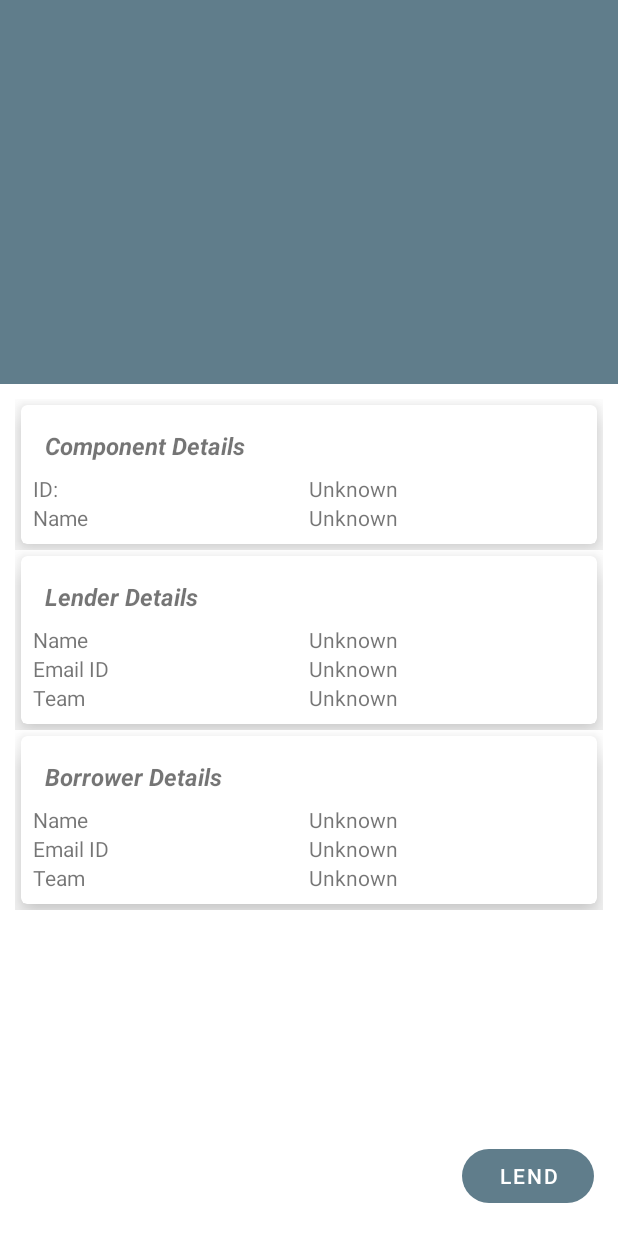
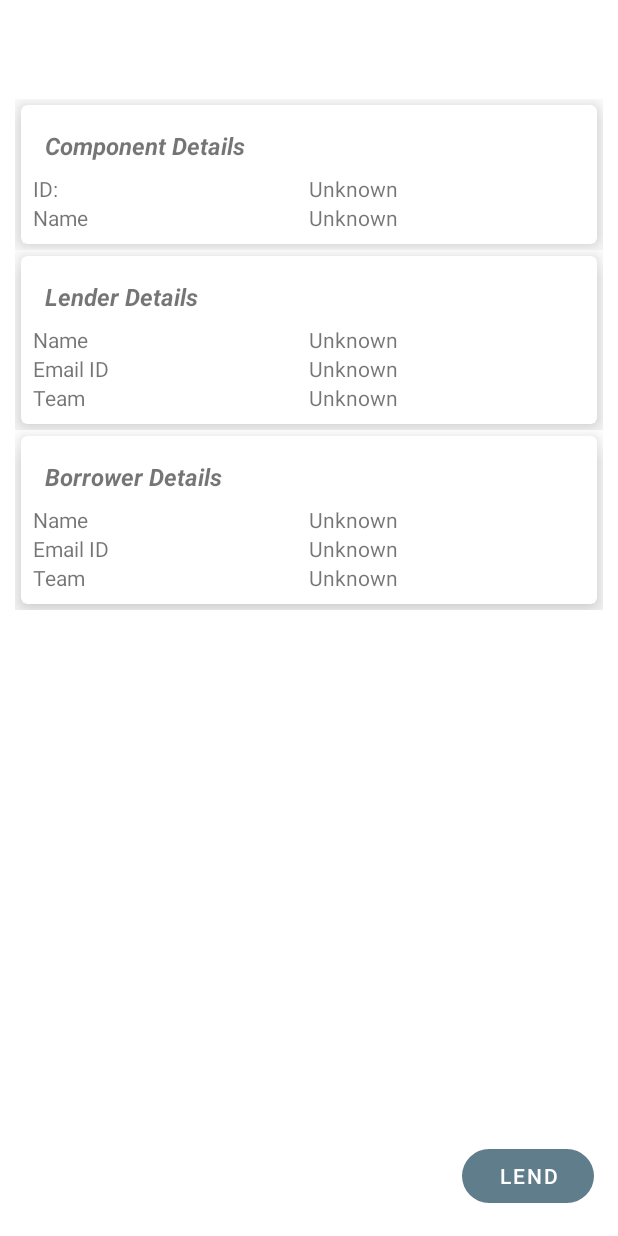
Before and after one commit to kartikprabhu20/SmartTracker, an Android app: the layout activity_details.xml on its own in the app's theme, with its tools: preview values and no code run, on a phone screen of 412 x 824 dp. Run offline under Robolectric (Android 15) with nearby library versions, the phone set to English and light mode, and no system bars.

Commit message:
#initial commit-4

```diff
--- a/app/src/main/java/com/component/smarttracker/CustomDialog.java
+++ b/app/src/main/java/com/component/smarttracker/CustomDialog.java
@@ -1,5 +1,6 @@
 package com.component.smarttracker;
 
+import android.content.Intent;
 import android.os.Bundle;
 import android.support.annotation.Nullable;
 import android.support.v4.app.DialogFragment;
@@ -52,4 +53,8 @@ public class CustomDialog extends DialogFragment {
 
     }
 
+    @Override
+    public void onActivityResult(int requestCode, int resultCode, Intent data) {
+        super.onActivityResult(requestCode, resultCode, data);
+    }
 }
--- a/app/src/main/res/layout/activity_details.xml
+++ b/app/src/main/res/layout/activity_details.xml
@@ -9,42 +9,42 @@
         android:id="@+id/detail_fragment_coordinateLayout"
         android:layout_height="match_parent"
         android:fitsSystemWindows="true">
-        <android.support.design.widget.AppBarLayout
-            android:id="@+id/appbar_details_layout"
-            android:layout_width="match_parent"
-            android:layout_height="@dimen/detail_backdrop_height"
-            android:fitsSystemWindows="true"
-            android:theme="@style/ThemeOverlay.AppCompat.Dark.ActionBar">
+        <!--<android.support.design.widget.AppBarLayout-->
+            <!--android:id="@+id/appbar_details_layout"-->
+            <!--android:layout_width="match_parent"-->
+            <!--android:layout_height="@dimen/detail_backdrop_height"-->
+            <!--android:fitsSystemWindows="true"-->
+            <!--android:theme="@style/ThemeOverlay.AppCompat.Dark.ActionBar">-->
 
-            <android.support.design.widget.CollapsingToolbarLayout
-                android:id="@+id/collapsing_toolbar"
-                android:layout_width="match_parent"
-                android:layout_height="match_parent"
-                android:fitsSystemWindows="true"
-                app:contentScrim="?attr/colorPrimary"
-                app:expandedTitleMarginEnd="64dp"
-                app:expandedTitleMarginStart="48dp"
-                app:layout_scrollFlags="scroll|exitUntilCollapsed">
+            <!--<android.support.design.widget.CollapsingToolbarLayout-->
+                <!--android:id="@+id/collapsing_toolbar"-->
+                <!--android:layout_width="match_parent"-->
+                <!--android:layout_height="match_parent"-->
+                <!--android:fitsSystemWindows="true"-->
+                <!--app:contentScrim="?attr/colorPrimary"-->
+                <!--app:expandedTitleMarginEnd="64dp"-->
+                <!--app:expandedTitleMarginStart="48dp"-->
+                <!--app:layout_scrollFlags="scroll|exitUntilCollapsed">-->
 
-                <ImageView
-                    android:id="@+id/backdrop"
-                    android:layout_width="match_parent"
-                    android:layout_height="match_parent"
-                    android:fitsSystemWindows="true"
-                    android:scaleType="centerCrop"
-                    app:layout_collapseMode="parallax"
-                    android:contentDescription="@string/no_network_connection"/>
+                <!--<ImageView-->
+                    <!--android:id="@+id/backdrop"-->
+                    <!--android:layout_width="match_parent"-->
+                    <!--android:layout_height="match_parent"-->
+                    <!--android:fitsSystemWindows="true"-->
+                    <!--android:scaleType="centerCrop"-->
+                    <!--app:layout_collapseMode="parallax"-->
+                    <!--android:contentDescription="@string/no_network_connection"/>-->
 
-                <android.support.v7.widget.Toolbar
-                    android:id="@+id/toolbar_details_activity"
-                    android:layout_width="match_parent"
-                    android:layout_height="?attr/actionBarSize"
-                    app:layout_collapseMode="pin"
-                    app:popupTheme="@style/ThemeOverlay.AppCompat.Light" />
+                <!--<android.support.v7.widget.Toolbar-->
+                    <!--android:id="@+id/toolbar_details_activity"-->
+                    <!--android:layout_width="match_parent"-->
+                    <!--android:layout_height="?attr/actionBarSize"-->
+                    <!--app:layout_collapseMode="pin"-->
+                    <!--app:popupTheme="@style/ThemeOverlay.AppCompat.Light" />-->
 
-            </android.support.design.widget.CollapsingToolbarLayout>
+            <!--</android.support.design.widget.CollapsingToolbarLayout>-->
 
-        </android.support.design.widget.AppBarLayout>
+        <!--</android.support.design.widget.AppBarLayout>-->
 
         <android.support.v4.widget.NestedScrollView
             android:layout_width="match_parent"
--- a/app/src/main/res/values/dimens.xml
+++ b/app/src/main/res/values/dimens.xml
@@ -5,6 +5,8 @@
     <dimen name="unit2">8dp</dimen>
     <dimen name="unit3">12dp</dimen>
     <dimen name="unit4">16dp</dimen>
+    <dimen name="unit5">32dp</dimen>
+
 
     <dimen name="detail_backdrop_height">256dp</dimen>
 
--- a/app/src/main/res/values/strings.xml
+++ b/app/src/main/res/values/strings.xml
@@ -15,6 +15,10 @@
     <string name="email_id">Email ID</string>
     <string name="team">Team</string>
     <string name="component_name">Component Name</string>
+    <string name="my_components">My Components</string>
+    <string name="delete">Delete</string>
+
+    MyComponent
 
 
 </resources>
```
Also changed, not shown: app/src/main/AndroidManifest.xml (+5 -4 lines), app/src/main/java/com/component/smarttracker/ComponentAdapter.java (+6 -6 lines), app/src/main/java/com/component/smarttracker/ComponentTracker.java (+19 -1 lines), app/src/main/java/com/component/smarttracker/DetailActivity.java (+84 -34 lines), app/src/main/java/com/component/smarttracker/FirebaseManager.java (+11 -1 lines), app/src/main/java/com/component/smarttracker/MainActivity.java (+7 -5 lines), app/src/main/java/com/component/smarttracker/OptionsActivity.java (+33 -22 lines), app/src/main/res/layout/component_card_view.xml (+13 -12 lines), app/src/main/res/layout/content_main.xml (+8 -0 lines), app/src/main/res/layout/dialogue_box.xml (+2 -10 lines), app/src/main/res/menu/menu_delete.xml (added, +10 -0 lines).
